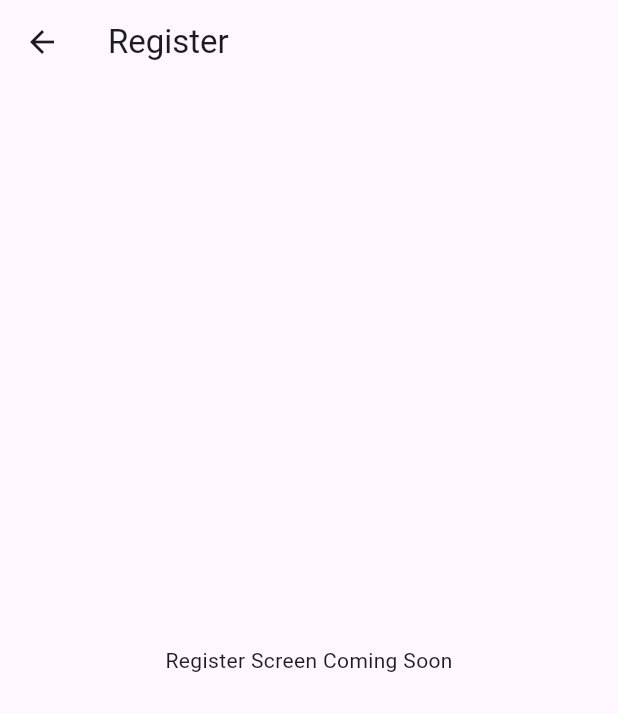
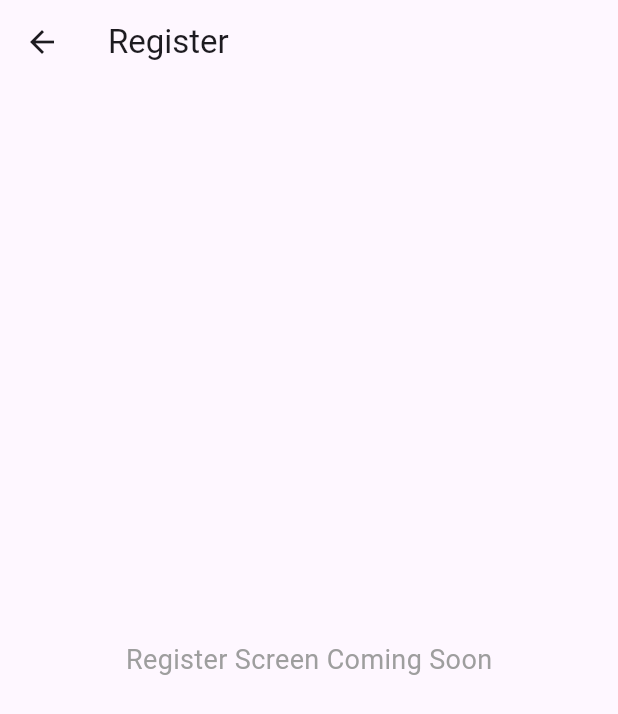
Before and after one commit to smwaingeni-ai/AgriX_AfricaDeepTech2025, a Flutter app: the PlaceholderScreen screen opened by its route, on a phone screen of 412 x 824 dp. Shown: the top 714 px of the screen. Run offline on Flutter 3.47's test engine with Material 3 defaults, Android fonts, the phone set to English and light mode, and no system bars.

Commit message:
Update routes.dart

```diff
--- a/mobileApp/lib/routes.dart
+++ b/mobileApp/lib/routes.dart
@@ -1,16 +1,20 @@
 import 'package:flutter/material.dart';
 import 'screens/home_screen.dart';
 
+/// Define all routes used in the app.
 final Map<String, WidgetBuilder> appRoutes = {
   '/home': (context) => const HomeScreen(),
 
-  // Placeholder route until register_screen.dart is added
+  // Temporary placeholder for Register Screen
   '/register': (context) => const PlaceholderScreen(title: 'Register'),
 
-  // Add other routes later like:
+  // Future routes can be added here:
   // '/upload': (context) => UploadScreen(),
+  // '/advice': (context) => AdviceScreen(),
+  // '/logbook': (context) => LogbookScreen(),
 };
 
+/// A simple placeholder widget for screens under development.
 class PlaceholderScreen extends StatelessWidget {
   final String title;
 
@@ -20,7 +24,12 @@ class PlaceholderScreen extends StatelessWidget {
   Widget build(BuildContext context) {
     return Scaffold(
       appBar: AppBar(title: Text(title)),
-      body: Center(child: Text('$title Screen Coming Soon')),
+      body: Center(
+        child: Text(
+          '$title Screen Coming Soon',
+          style: const TextStyle(fontSize: 18, color: Colors.grey),
+        ),
+      ),
     );
   }
 }
```
